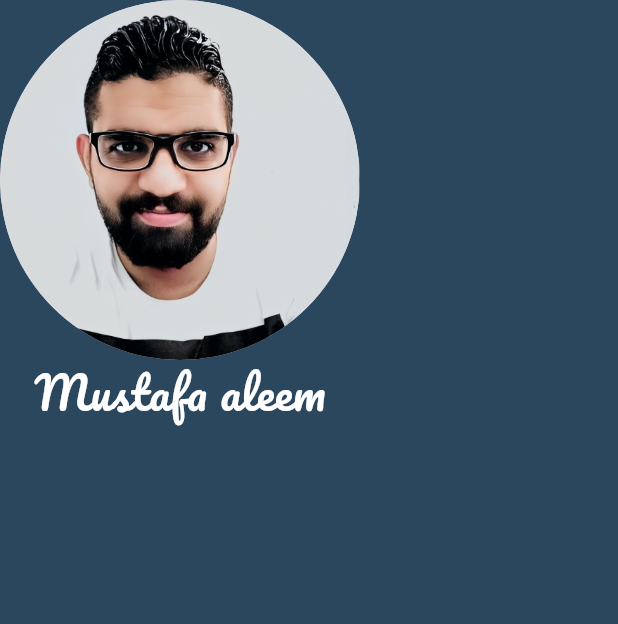
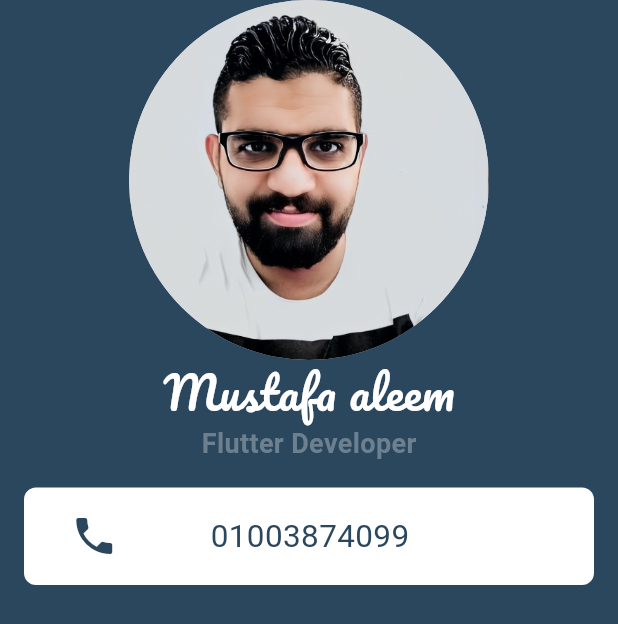
Before and after one commit to mustafaleem/business_card, a Flutter app: the screen it shows after launch, on a phone screen of 412 x 824 dp. Shown: the top 624 px of the screen. Run offline on Flutter 3.47's test engine with Material 3 defaults, Android fonts, the phone set to English and light mode, and no system bars.

Commit message:
after contanier

```diff
--- a/business_card/lib/main.dart
+++ b/business_card/lib/main.dart
@@ -24,6 +24,45 @@ class businesscard extends StatelessWidget {
                 fontFamily: 'Pacifico',
               ),
             ),
+            Text(
+              'Flutter Developer',
+              style: TextStyle(
+                  color: Color(0XFF6C8090),
+                  fontSize: 18,
+                  fontWeight: FontWeight.bold),
+            ),
+            Padding(
+              padding: const EdgeInsets.all(16),
+              child: Container(
+                height: 65,
+                decoration: BoxDecoration(
+                  borderRadius: BorderRadius.circular(8),
+                  color: Colors.white,
+                ),
+                child: Row(
+                  children: [
+                    Spacer(
+                      flex: 1,
+                    ),
+                    Icon(
+                      Icons.phone,
+                      size: 32,
+                      color: Color(0xFF2B475E),
+                    ),
+                    Spacer(
+                      flex: 2,
+                    ),
+                    Text(
+                      '01003874099',
+                      style: TextStyle(fontSize: 21, color: Color(0xFF2B475E)),
+                    ),
+                    Spacer(
+                      flex: 4,
+                    )
+                  ],
+                ),
+              ),
+            )
           ],
         ),
       ),
```
